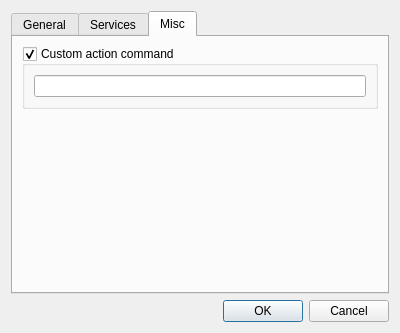
Old version of the form src/PreferencesDialog.ui in the repository Arkq/windy.
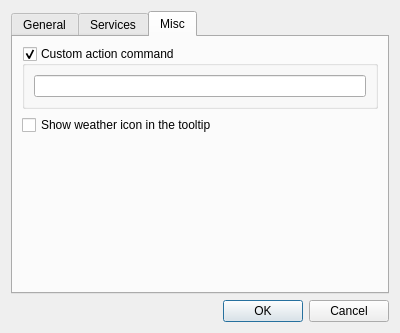
New version of the form. The open tabs and pages were chosen to show the change.

Commit message:
Customization for icon in tooltip
Showing icon in the tooltip might break layout for some. And the icon
might be invisible due to "same-color" theme. In such a case, one can
disable icon in the preferences dialog.

```diff
--- a/src/PreferencesDialog.ui
+++ b/src/PreferencesDialog.ui
@@ -342,7 +342,7 @@
          </layout>
         </widget>
        </item>
-       <item row="1" column="0">
+       <item row="2" column="0">
         <spacer name="verticalSpacer">
          <property name="orientation">
           <enum>Qt::Vertical</enum>
@@ -355,6 +355,13 @@
          </property>
         </spacer>
        </item>
+       <item row="1" column="0">
+        <widget class="QCheckBox" name="checkBoxTooltipIcon">
+         <property name="text">
+          <string>Show weather icon in the tooltip</string>
+         </property>
+        </widget>
+       </item>
       </layout>
      </widget>
     </widget>
```
Left out of the diff: 15 changed lines with no effect on the pictures. The commit also changes 5 other files.
